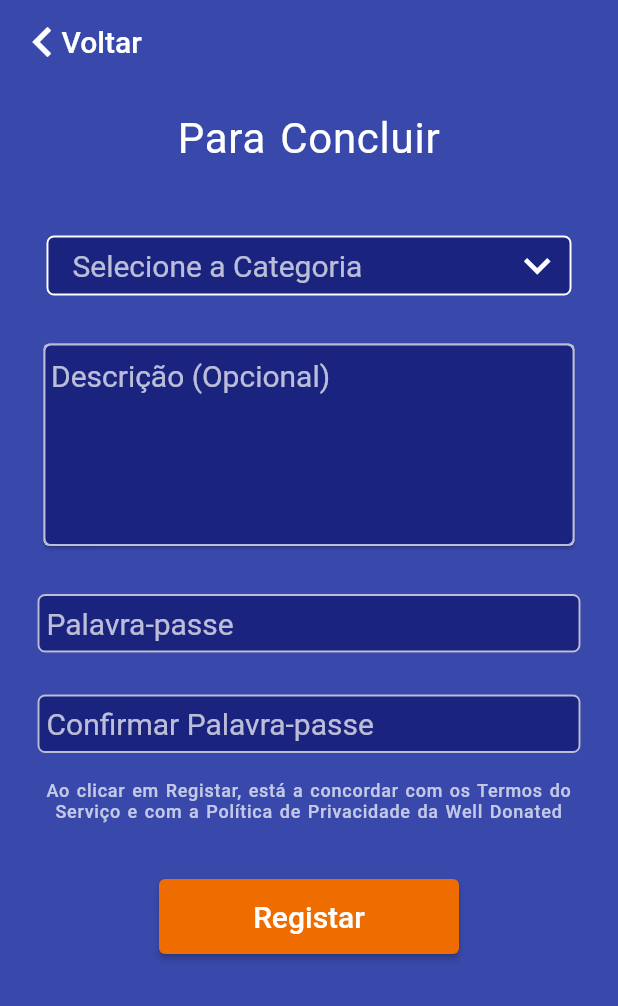
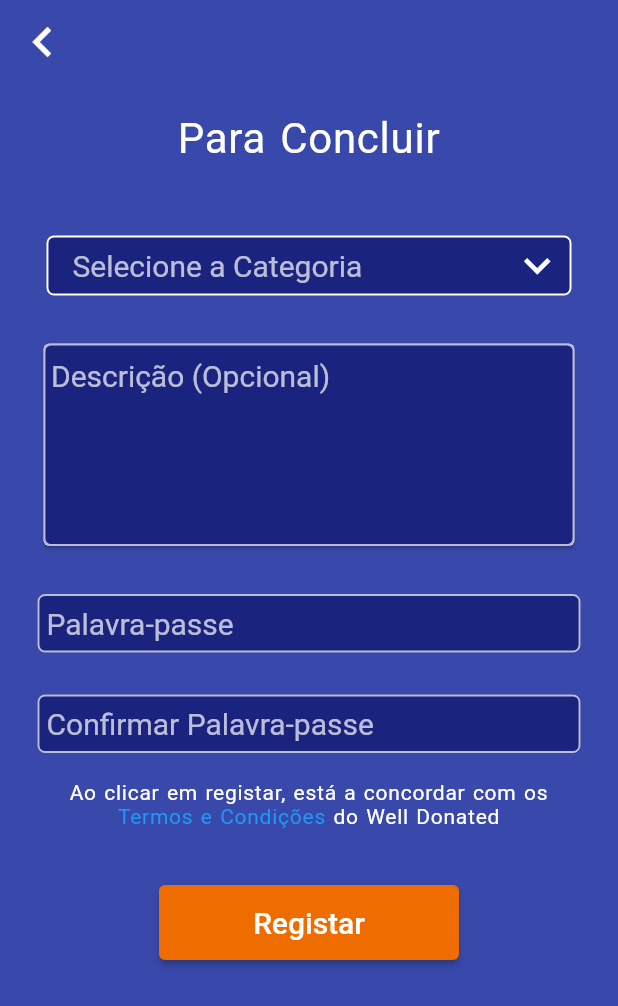
Before and after one commit to erro405/Welldonated, a Flutter app: the pagina4 screen opened directly, after a tap on "Continuar", on a phone screen of 412 x 824 dp. Shown: the top 1006 px of the screen. Run offline on Flutter 3.47's test engine with Material 2 defaults, Android fonts, the phone set to English and light mode, and no system bars; our stand-ins replace firebase_auth, firebase_core; accounts and stored records are empty; network calls fail; Roboto replaces fonts that are missing (Poppins, Segoi UI).

Commit message:
Hiperlink pag3 pag5 e pormenor do Voltar

```diff
--- a/lib/app/pagina4.dart
+++ b/lib/app/pagina4.dart
@@ -25,14 +25,6 @@ class pagina4 extends StatelessWidget {
             },
           );
         }),
-        title: Text(
-          'Voltar',
-          textAlign: TextAlign.left,
-          style: TextStyle(
-            fontFamily: 'Segoi UI',
-            fontSize: 20,
-          ),
-        ),
       ),
       body:
       Stack(
--- a/lib/app/pagina5.dart
+++ b/lib/app/pagina5.dart
@@ -3,6 +3,9 @@ import 'package:flutter/material.dart';
 import 'dart:io' show Platform;
 import 'package:weeldonatedproject/app/pagina4.dart';
 import 'mainpage.dart';
+import 'package:flutter/gestures.dart';
+import 'package:url_launcher/url_launcher.dart';
+final Uri _url = Uri.parse('https://epicje.pt/');
 
 class pagina5 extends StatefulWidget {
   RegistarInst createState() => RegistarInst();
@@ -10,6 +13,7 @@ class pagina5 extends StatefulWidget {
 
 class RegistarInst extends State<pagina5> {
   String dropdownvalue = 'Selecione a Categoria';
+  final formGlobalKey = GlobalKey < FormState > ();
   final items = [
     'Selecione a Categoria',
     'Animal',
@@ -53,14 +57,6 @@ class RegistarInst extends State<pagina5> {
               },
             );
           }),
-          title: Text(
-            'Voltar',
-            textAlign: TextAlign.left,
-            style: TextStyle(
-              fontFamily: 'Segoi UI',
-              fontSize: 20,
-            ),
-          ),
         ),
         body: Stack(
           children: [
@@ -275,16 +271,43 @@ class RegistarInst extends State<pagina5> {
                       SizedBox(
                         height: 18.0,
                       ),
-                      Text(
-                        'Ao clicar em Registar, está a concordar com os Termos do Serviço e com a Política de Privacidade da Well Donated',
+                      RichText(
                         textAlign: TextAlign.center,
-                        style: TextStyle(
-                          wordSpacing: 1.0,
-                          letterSpacing: 0.5,
-                          fontFamily: 'Poppins',
-                          fontSize: 12.0,
-                          fontWeight: FontWeight.w500,
-                          color: Colors.white70,
+                        text: TextSpan(
+                          children: [
+                            TextSpan(
+                              text: 'Ao clicar em registar, está a concordar com os ',
+                              style: TextStyle(
+                                wordSpacing: 1.0,
+                                letterSpacing: 0.5,
+                                fontFamily: 'Poppins',
+                                color: Colors.white,
+                                fontSize: 14.0,
+                              ),
+                            ),
+                            TextSpan(
+                              text: 'Termos e Condições',
+                              style: TextStyle(
+                                wordSpacing: 1.0,
+                                letterSpacing: 0.5,
+                                fontFamily: 'Poppins',
+                                color: Colors.blue,
+                                fontSize: 14.0,
+                              ),
+                              recognizer: TapGestureRecognizer()
+                                ..onTap = _launchUrl,
+                            ),
+                            TextSpan(
+                              text: ' do Well Donated',
+                              style: TextStyle(
+                                wordSpacing: 1.0,
+                                letterSpacing: 0.5,
+                                fontFamily: 'Poppins',
+                                color: Colors.white,
+                                fontSize: 14.0,
+                              ),
+                            ),
+                          ],
                         ),
                       ),
                       SizedBox(
@@ -628,3 +651,9 @@ class RegistarInst extends State<pagina5> {
     ),
   );
 }
+
+Future<void> _launchUrl()  async{
+  if (!await launchUrl(_url)) {
+    throw 'Could not launch $_url';
+  }
+}
```
Also changed, not shown: lib/app/pagina2.dart (+0 -8 lines), lib/app/pagina3.dart (+46 -21 lines).
